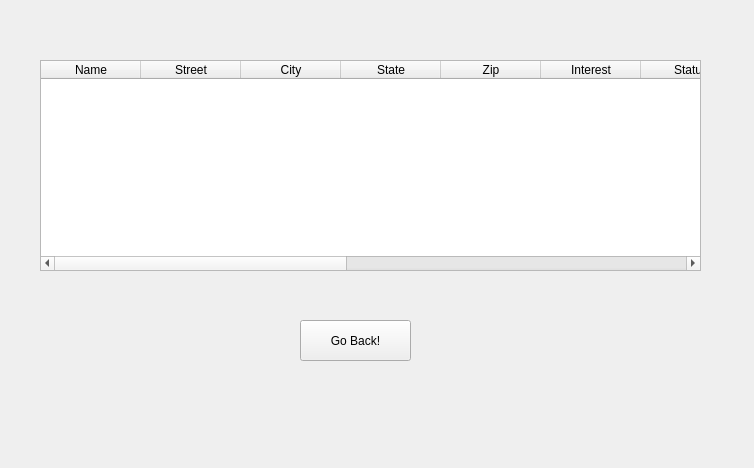
Old version of the form GUI/mainwindow.ui in the repository alanc9016/fragile.
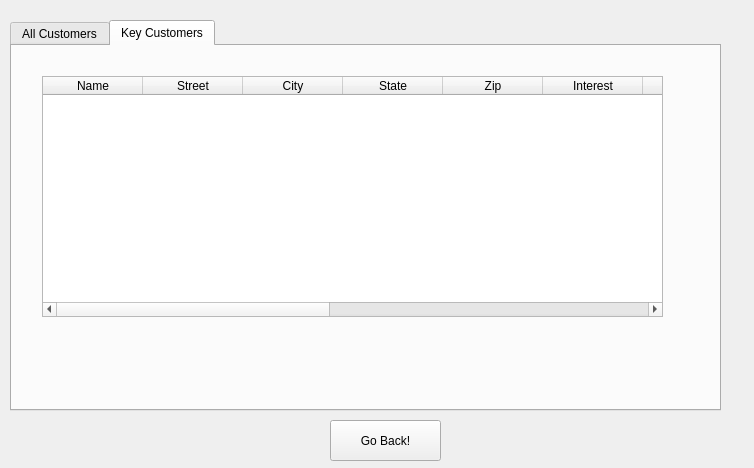
New version of the form. The open tabs and pages were chosen to show the change.

Commit message: Prints key customers now

```diff
--- a/GUI/mainwindow.ui
+++ b/GUI/mainwindow.ui
@@ -1268,89 +1268,11 @@
      </widget>
     </widget>
     <widget class="QWidget" name="printCostumers">
-     <widget class="QTableWidget" name="tableWidget_printCustomers">
-      <property name="enabled">
-       <bool>true</bool>
-      </property>
-      <property name="geometry">
-       <rect>
-        <x>40</x>
-        <y>60</y>
-        <width>661</width>
-        <height>211</height>
-       </rect>
-      </property>
-      <column>
-       <property name="text">
-        <string>Name</string>
-       </property>
-      </column>
-      <column>
-       <property name="text">
-        <string>Street</string>
-       </property>
-      </column>
-      <column>
-       <property name="text">
-        <string>City</string>
-       </property>
-      </column>
-      <column>
-       <property name="text">
-        <string>State</string>
-       </property>
-      </column>
-      <column>
-       <property name="text">
-        <string>Zip</string>
-       </property>
-      </column>
-      <column>
-       <property name="text">
-        <string>Interest</string>
-       </property>
-      </column>
-      <column>
-       <property name="text">
-        <string>Status</string>
-       </property>
-      </column>
-      <column>
-       <property name="text">
-        <string>Testimonial</string>
-       </property>
-      </column>
-      <column>
-       <property name="text">
-        <string>Requested?</string>
-       </property>
-      </column>
-      <column>
-       <property name="text">
-        <string>Active?</string>
-       </property>
-      </column>
-      <column>
-       <property name="text">
-        <string>Robot 1's</string>
-       </property>
-      </column>
-      <column>
-       <property name="text">
-        <string>Robot 2's</string>
-       </property>
-      </column>
-      <column>
-       <property name="text">
-        <string>Robot3's</string>
-       </property>
-      </column>
-     </widget>
      <widget class="QPushButton" name="BackButton_printCustomers">
       <property name="geometry">
        <rect>
-        <x>300</x>
-        <y>320</y>
+        <x>330</x>
+        <y>420</y>
         <width>111</width>
         <height>41</height>
        </rect>
@@ -1359,6 +1281,185 @@
        <string>Go Back!</string>
       </property>
      </widget>
+     <widget class="QTabWidget" name="TabWidget_PrintCustomers">
+      <property name="geometry">
+       <rect>
+        <x>10</x>
+        <y>20</y>
+        <width>711</width>
+        <height>391</height>
+       </rect>
+      </property>
+      <property name="currentIndex">
+       <number>0</number>
+      </property>
+      <widget class="QWidget" name="AllCustomers">
+       <attribute name="title">
+        <string>All Customers</string>
+       </attribute>
+       <widget class="QTableWidget" name="tableWidget_printCustomers">
+        <property name="enabled">
+         <bool>true</bool>
+        </property>
+        <property name="geometry">
+         <rect>
+          <x>40</x>
+          <y>40</y>
+          <width>621</width>
+          <height>241</height>
+         </rect>
+        </property>
+        <column>
+         <property name="text">
+          <string>Name</string>
+         </property>
+        </column>
+        <column>
+         <property name="text">
+          <string>Street</string>
+         </property>
+        </column>
+        <column>
+         <property name="text">
+          <string>City</string>
+         </property>
+        </column>
+        <column>
+         <property name="text">
+          <string>State</string>
+         </property>
+        </column>
+        <column>
+         <property name="text">
+          <string>Zip</string>
+         </property>
+        </column>
+        <column>
+         <property name="text">
+          <string>Interest</string>
+         </property>
+        </column>
+        <column>
+         <property name="text">
+          <string>Status</string>
+         </property>
+        </column>
+        <column>
+         <property name="text">
+          <string>Testimonial</string>
+         </property>
+        </column>
+        <column>
+         <property name="text">
+          <string>Requested?</string>
+         </property>
+        </column>
+        <column>
+         <property name="text">
+          <string>Active?</string>
+         </property>
+        </column>
+        <column>
+         <property name="text">
+          <string>Robot 1's</string>
+         </property>
+        </column>
+        <column>
+         <property name="text">
+          <string>Robot 2's</string>
+         </property>
+        </column>
+        <column>
+         <property name="text">
+          <string>Robot3's</string>
+         </property>
+        </column>
+       </widget>
+      </widget>
+      <widget class="QWidget" name="tab_2">
+       <attribute name="title">
+        <string>Key Customers</string>
+       </attribute>
+       <widget class="QTableWidget" name="tableWidget_printKeyCustomers">
+        <property name="enabled">
+         <bool>true</bool>
+        </property>
+        <property name="geometry">
+         <rect>
+          <x>30</x>
+          <y>30</y>
+          <width>621</width>
+          <height>241</height>
+         </rect>
+        </property>
+        <column>
+         <property name="text">
+          <string>Name</string>
+         </property>
+        </column>
+        <column>
+         <property name="text">
+          <string>Street</string>
+         </property>
+        </column>
+        <column>
+         <property name="text">
+          <string>City</string>
+         </property>
+        </column>
+        <column>
+         <property name="text">
+          <string>State</string>
+         </property>
+        </column>
+        <column>
+         <property name="text">
+          <string>Zip</string>
+         </property>
+        </column>
+        <column>
+         <property name="text">
+          <string>Interest</string>
+         </property>
+        </column>
+        <column>
+         <property name="text">
+          <string>Status</string>
+         </property>
+        </column>
+        <column>
+         <property name="text">
+          <string>Testimonial</string>
+         </property>
+        </column>
+        <column>
+         <property name="text">
+          <string>Requested?</string>
+         </property>
+        </column>
+        <column>
+         <property name="text">
+          <string>Active?</string>
+         </property>
+        </column>
+        <column>
+         <property name="text">
+          <string>Robot 1's</string>
+         </property>
+        </column>
+        <column>
+         <property name="text">
+          <string>Robot 2's</string>
+         </property>
+        </column>
+        <column>
+         <property name="text">
+          <string>Robot3's</string>
+         </property>
+        </column>
+       </widget>
+      </widget>
+     </widget>
     </widget>
     <widget class="QWidget" name="contactPage">
      <widget class="QPushButton" name="sendMessageBtn">
```
Left out of the diff: 60 changed lines with no effect on the pictures. The commit also changes 4 other files.
